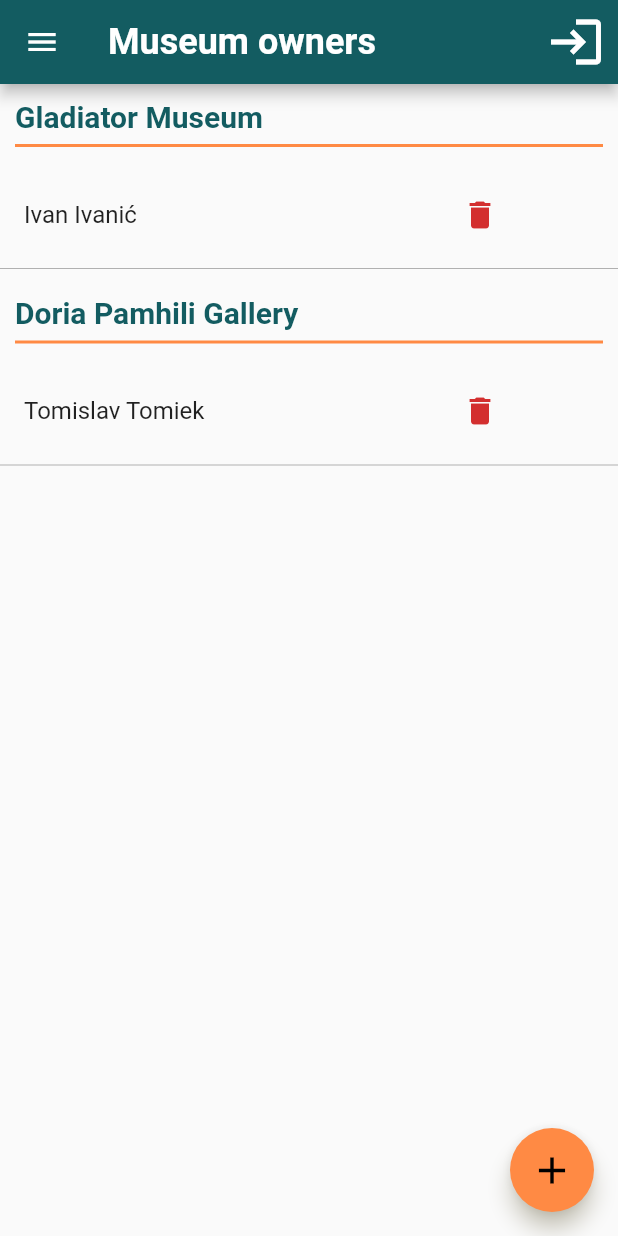
After one commit to AIR-FOI-HR/AIR2101_FOAQ_TEAM_ZERO, a Flutter app: the ManageMuseumOwnersScreen screen opened by its route, in the side drawer, after a tap on the "delete" icon, on a phone screen of 412 x 824 dp. The commit adds this screen. Run offline on Flutter 3.47's test engine with Material 2 defaults, Android fonts, the phone set to English and light mode, and no system bars; drawn by our look-alikes of grouped_list; our stand-ins replace carousel_slider, email_validator; missing offline and left inert: dart:html, dropdownfield.

Commit message:
museum owners with delete

```diff
--- a/lib/main.dart
+++ b/lib/main.dart
@@ -1,5 +1,6 @@
 // ignore_for_file: prefer_const_constructors, use_key_in_widget_constructors
 import 'package:flutter/material.dart';
+import 'package:museum_app/screens/museum_owner/museum_owner_screen.dart';
 import 'package:museum_app/screens/museum_staff/museum_staff_adding_screen.dart';
 import 'package:museum_app/screens/museums_config/museum_config_sceen.dart';
 import 'package:museum_app/screens/museums_config/museums_edit_screen.dart';
@@ -147,7 +148,8 @@ class MyApp extends StatelessWidget {
           ManageMuseumStaff.routeName: (ctx) => ManageMuseumStaff(),
           addStaff.routeName: (ctx) => addStaff(),
           ManageMuseums.routeName: (ctx) => ManageMuseums(),
-          EditAddMuseumsScreen.routeName:(ctx) => EditAddMuseumsScreen()
+          EditAddMuseumsScreen.routeName:(ctx) => EditAddMuseumsScreen(),
+          ManageMuseumOwnersScreen.routeName:(ctx) => ManageMuseumOwnersScreen()
         },
       ),
     );
--- a/lib/providers/users.dart
+++ b/lib/providers/users.dart
@@ -19,7 +19,7 @@ class Users with ChangeNotifier {
       password:
           'bb880fc496fb66c43cedd293c37a09d1905db468eb57c3f2d698778150065f83',
       salt: 'd367a4d778f157a872bc8e2ebcd332b784137777fef6a8438b9d0f9c9ed6532a',
-      userRole: '1',
+      userRole: '3',
       phoneNumber: '0951234567',
       museumId: '2',
     ),
@@ -35,6 +35,7 @@ class Users with ChangeNotifier {
       userRole: '1',
       userImage: 'https://i.imgur.com/BoN9kdC.png',
       phoneNumber: '',
+      museumId: '1'
     ),
     User(
       id: 'u3',
@@ -58,9 +59,9 @@ class Users with ChangeNotifier {
       password:
           'dadada234',
       salt: '3d9601254b9e4c5c887d1dee098acbb9cbf3975d47f8246aeb095c520c620463',
-      userRole: '2',
+      userRole: '3',
       phoneNumber: '',
-      museumId: '2'
+      museumId: '1'
     )
   ];
 
@@ -80,6 +81,10 @@ class Users with ChangeNotifier {
      return _users
         .where((user) => user.museumId == id).where((user) => user.userRole == "2")
         .toList();
+  }
+
+  List<User> museumOwners() {
+     return _users.where((user) => user.userRole == "3").toList();
   }
 
 
@@ -193,4 +198,13 @@ class Users with ChangeNotifier {
        _users[userIndex] = User(id: korisnik.id , name: korisnik.name, surname: korisnik.surname, username: korisnik.username, email: korisnik.email, password: korisnik.password, salt: korisnik.salt, userRole: korisnik.userRole ,museumId: "");
     }
   }
+
+  void deleteMuseum(String id){
+    final userIndex =
+        _users.indexWhere((userDataElement) => userDataElement.id == id);
+    User korisnik = _users.firstWhere((data) => data.id == id);
+    if (userIndex >= 0){
+       _users[userIndex] = User(id: korisnik.id , name: korisnik.name, surname: korisnik.surname, username: korisnik.username, email: korisnik.email, password: korisnik.password, salt: korisnik.salt, userRole: "" ,museumId: "");
+    }
+  }
 }
--- /dev/null
+++ b/lib/screens/museum_owner/museum_owner_screen.dart
@@ -0,0 +1,116 @@
+import 'package:flutter/material.dart';
+import 'package:museum_app/providers/museums.dart';
+import 'package:museum_app/providers/users.dart';
+import 'package:museum_app/widgets/homepage/search_bar.dart';
+import 'package:provider/provider.dart';
+import 'package:grouped_list/grouped_list.dart';
+import 'dart:html'as html;
+import '../../providers/artworks.dart';
+import '../../providers/users.dart';
+import '../../models/museum.dart';
+import '../../models/user.dart';
+
+import '../../widgets/app_bar.dart';
+import '../../widgets/main_menu_drawer.dart';
+import '../../widgets/museum_owners/museum_owners.dart';
+
+import '../../widgets/artworks/manage_artwork_item.dart';
+import '../../widgets/error_dialog.dart';
+
+
+class ManageMuseumOwnersScreen extends StatefulWidget {
+  static const routeName = '/museum_owners';
+
+  @override
+  State<ManageMuseumOwnersScreen> createState() => _ManageMuseumOwnersScreen();
+}
+
+class _ManageMuseumOwnersScreen extends State<ManageMuseumOwnersScreen> {
+  bool _isLoading = false;
+
+  //-for search-//
+  List<User> ownersList;
+  //-----------//
+
+  @override
+  void didChangeDependencies() async {
+    setState(() {
+      _isLoading = true;
+    });
+        ownersList = Provider.of<Users>(context, listen: false).museumOwners();
+
+
+      setState(() {
+        _isLoading = false;
+      });
+
+
+    super.didChangeDependencies();
+  }
+
+  @override
+  Widget build(BuildContext context) {
+    ThemeData color = Theme.of(context);
+    final muzeji = Provider.of<Museums>(context, listen: false);
+
+    return Scaffold(
+        appBar: appBar('Museum owners', context, Theme.of(context).primaryColor),
+        body:
+                   GroupedListView<User, String>(
+                            shrinkWrap: true,
+                            elements: ownersList,
+                            groupBy: (user) => user.museumId,
+                            groupSeparatorBuilder: (String groupByValue) =>
+                                (Padding(
+                              padding: EdgeInsets.all(10),
+                              child: Column(
+                                crossAxisAlignment: CrossAxisAlignment.start,
+                                children: [
+                                  Text(
+                                    muzeji.getById(groupByValue).name,
+                                    style: TextStyle(
+                                        fontSize: 20,
+                                        color: color.primaryColor,
+                                        fontWeight: FontWeight.bold),
+                                  ),
+                                  Divider(
+                                    thickness: 2,
+                                    color: color.highlightColor,
+                                  ),
+                                ],
+                              ),
+                            )),
+                            itemBuilder: (_, user) => Column(
+                              children: [
+                                ManageMuseumOwners(
+                                  user.id,
+                                  user.name,
+                                  user.surname
+                                ),
+                                Divider(
+                                  thickness: 0.2,
+                                  color: Colors.black,
+                                )
+                              ],
+                            ),
+                          ),
+
+
+
+        floatingActionButton: FloatingActionButton(
+          backgroundColor: color.highlightColor,
+          child: IconButton(
+            onPressed: () {
+
+            },
+            icon: Icon(
+              Icons.add,
+              size: 30,
+            ),
+          ),
+        ),
+        drawer: MainMenuDrawer());
+  }
+
+
+}
--- a/lib/widgets/main_menu_drawer.dart
+++ b/lib/widgets/main_menu_drawer.dart
@@ -1,6 +1,7 @@
 // ignore_for_file: prefer_const_constructors, prefer_const_literals_to_create_immutables
 
 import 'package:flutter/material.dart';
+import 'package:museum_app/screens/museum_owner/museum_owner_screen.dart';
 import 'package:museum_app/screens/museums_config/museum_config_sceen.dart';
 import 'package:provider/provider.dart';
 
@@ -155,6 +156,16 @@ class MainMenuDrawer extends StatelessWidget {
           createDivider,
           createDrawerTile(
             context,
+            'Manage museum owners',
+            Icons.assistant_navigation,
+            () {
+              Navigator.of(context)
+                  .pushReplacementNamed(ManageMuseumOwnersScreen.routeName);
+            },
+          ),
+          createDivider,
+          createDrawerTile(
+            context,
             'About us',
             Icons.quick_contacts_mail_outlined,
             () {},
--- /dev/null
+++ b/lib/widgets/museum_owners/museum_owners.dart
@@ -0,0 +1,93 @@
+import 'package:flutter/material.dart';
+import 'package:museum_app/providers/users.dart';
+import 'package:provider/provider.dart';
+import '../../screens/museum_owner/museum_owner_screen.dart';
+import '../../providers/artworks.dart';
+
+class ManageMuseumOwners extends StatelessWidget {
+  final String id;
+  final String name;
+  final String surname;
+
+
+  ManageMuseumOwners(this.id, this.name,this.surname);
+
+  @override
+  Widget build(BuildContext context) {
+    return ListTile(
+      title: Text(name +" "+surname),
+      trailing: Container(
+        width: 100,
+        child: Row(
+          children: [
+
+            IconButton(
+              icon: Icon(Icons.delete, color: Theme.of(context).errorColor),
+              onPressed: () => showDialog(
+                context: context,
+                builder: (ctx) => AlertDialog(
+                  title: const Text(
+                    'Are you sure?',
+                    style: TextStyle(
+                      backgroundColor: Colors.white,
+                      color: Colors.black,
+                    ),
+                  ),
+                  content: Container(
+                    height: 70,
+                    child: Column(
+                        crossAxisAlignment: CrossAxisAlignment.start,
+                        children: [
+                          Text('Do you want to remove owner: '),
+                          SizedBox(
+                            height: 5,
+                          ),
+                          Text(
+                            '${name}',
+                            style: const TextStyle(fontWeight: FontWeight.bold),
+                          ),
+                        ]),
+                  ),
+                  actions: [
+                    TextButton(
+                      child: const Text(
+                        'No',
+                        style: TextStyle(
+                          backgroundColor: Colors.white,
+                          color: Colors.black,
+                        ),
+                      ),
+                      onPressed: () {
+                        Navigator.of(ctx).pop(false);
+                      },
+                    ),
+                    TextButton(
+                      child: const Text(
+                        'Yes',
+                        style: TextStyle(
+                          backgroundColor: Colors.white,
+                          color: Colors.black,
+                        ),
+                      ),
+                      onPressed: () {
+                        Navigator.of(ctx).pop(true);
+                        Provider.of<Users>(context, listen: false)
+                            .deleteMuseum(id);
+                        ScaffoldMessenger.of(context).showSnackBar(
+                          SnackBar(
+                            content: Text('Deleted museum owner: ' + name),
+                            duration: Duration(seconds: 3),
+                          ),
+                        );
+                      },
+                    ),
+                  ],
+                ),
+              ),
+            ),
+          ],
+        ),
+      ),
+    );
+  }
+}
```
Also changed, not shown: lib/screens/museum_owner/add_owner_screen.dart (added).
